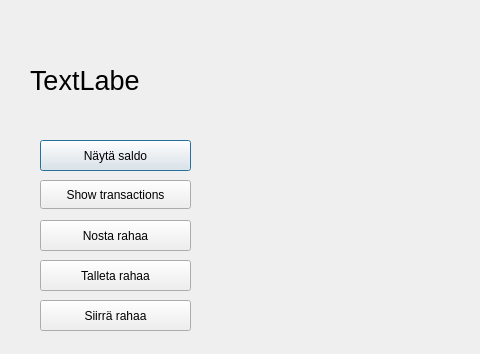
The window that frontend/clientwindow.ui (22kmo-project/group_7) describes before a commit, drawn with Qt 5; both pictures show x 0 to 480 and y 0 to 354 of the 800 by 600 pixel window.
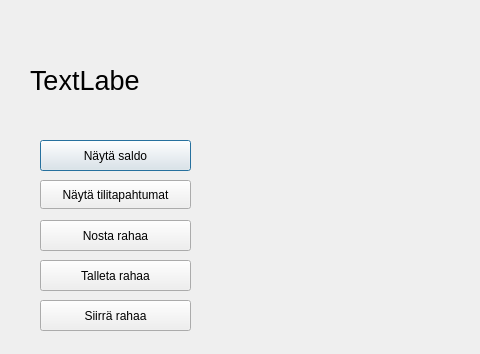
The same window after the commit.

```diff
--- a/frontend/clientwindow.ui
+++ b/frontend/clientwindow.ui
@@ -102,7 +102,7 @@
     </rect>
    </property>
    <property name="text">
-    <string>Show transactions</string>
+    <string>Näytä tilitapahtumat</string>
    </property>
   </widget>
   <widget class="QPushButton" name="button_transfer">
```
